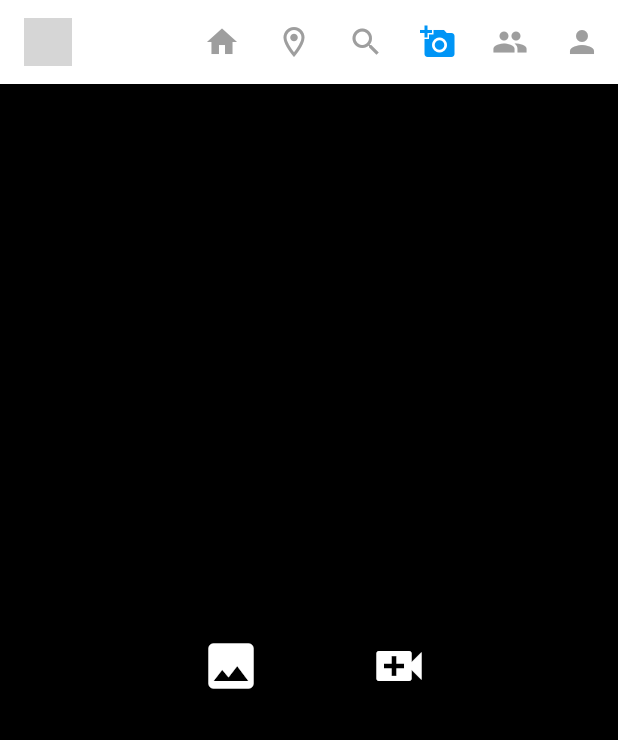
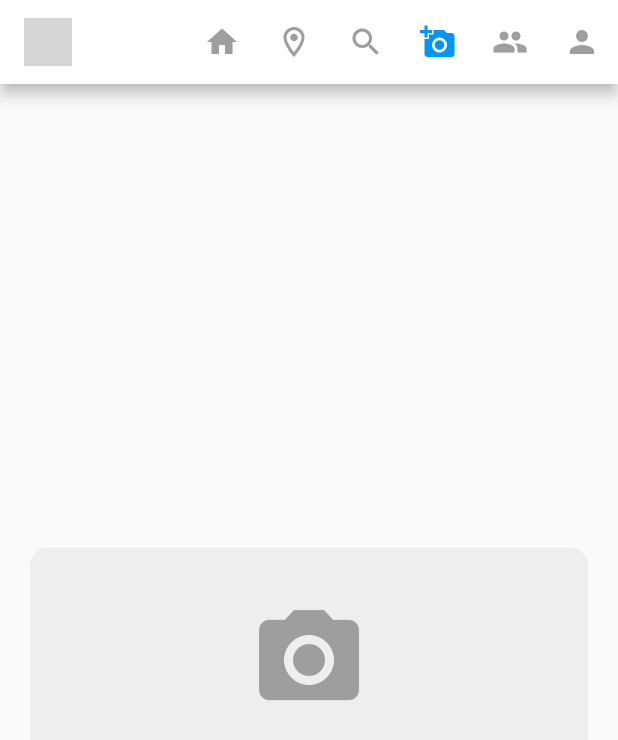
Before and after one commit to stanley0212/yomate, a Flutter app: the WebScreenLayout screen opened directly, swiped to page 4, on a phone screen of 412 x 824 dp. Shown: the top 740 px of the screen. Run offline on Flutter 3.47's test engine with Material 2 defaults, Android fonts, the phone set to English and light mode, and no system bars; our stand-ins replace bloc, carousel_slider, cloud_firestore, file_picker, firebase_auth, firebase_core and 9 more; missing offline and left inert: cupertino_list_tile, custom_info_window; accounts and stored records are empty; network calls fail; project files that could hold a hidden picture were left out; grey boxes are pictures that could not be loaded.

Commit message:
add multi image picker function

```diff
--- /dev/null
+++ b/lib/bloc/bloc/product_bloc.dart
@@ -0,0 +1,22 @@
+import 'package:bloc/bloc.dart';
+import 'package:image_picker/image_picker.dart';
+import 'package:meta/meta.dart';
+
+part 'product_event.dart';
+part 'product_state.dart';
+
+class ProductBloc extends Bloc<ProductEvent, ProductState> {
+  ProductBloc() : super(ProductState()) {
+    on<onSelectMultipleImageEvent>((_onSelectMultipleImages));
+    on<onUnSelectMultipleImageEvent>((_onUnSelectMultipleImages));
+  }
+  Future<void> _onSelectMultipleImages(
+      onSelectMultipleImageEvent event, Emitter<ProductState> emit) async {
+    emit(state.copywith(images: event.images));
+  }
+
+  Future<void> _onUnSelectMultipleImages(
+      onUnSelectMultipleImageEvent event, Emitter<ProductState> emit) async {
+    emit(state.copywith(images: []));
+  }
+}
--- /dev/null
+++ b/lib/bloc/bloc/product_event.dart
@@ -0,0 +1,12 @@
+part of 'product_bloc.dart';
+
+@immutable
+abstract class ProductEvent {}
+
+class onSelectMultipleImageEvent extends ProductEvent {
+  final List<XFile> images;
+
+  onSelectMultipleImageEvent(this.images);
+}
+
+class onUnSelectMultipleImageEvent extends ProductEvent {}
--- /dev/null
+++ b/lib/bloc/bloc/product_state.dart
@@ -0,0 +1,11 @@
+part of 'product_bloc.dart';
+
+@immutable
+class ProductState {
+  final List<XFile>? images;
+
+  ProductState({this.images});
+
+  ProductState copywith({List<XFile>? images}) =>
+      ProductState(images: images ?? this.images);
+}
--- /dev/null
+++ b/lib/screens/new_multi_images.dart
@@ -0,0 +1,83 @@
+import 'dart:io';
+import 'package:flutter/material.dart';
+import 'package:flutter_bloc/flutter_bloc.dart';
+import 'package:image_picker/image_picker.dart';
+import 'package:yomate/bloc/bloc/product_bloc.dart';
+import 'package:yomate/main.dart';
+
+void main() {
+  runApp(const MyApp());
+}
+
+class MultiImagesUploadScreen extends StatelessWidget {
+  const MultiImagesUploadScreen({Key? key}) : super(key: key);
+
+  @override
+  Widget build(BuildContext context) {
+    return MaterialApp(
+      title: 'Test',
+      theme: ThemeData(primaryColor: Colors.blue),
+      home: BlocProvider(
+        create: (context) => ProductBloc(),
+        child: UploadHomePage(),
+      ),
+    );
+  }
+}
+
+class UploadHomePage extends StatefulWidget {
+  const UploadHomePage({Key? key}) : super(key: key);
+
+  @override
+  State<UploadHomePage> createState() => _UploadHomePageState();
+}
+
+class _UploadHomePageState extends State<UploadHomePage> {
+  @override
+  Widget build(BuildContext context) {
+    final productBloc = BlocProvider.of<ProductBloc>(context);
+    return Scaffold(
+      body: Center(
+        child: InkWell(
+          onTap: () async {
+            final ImagePicker _picker = ImagePicker();
+            final List<XFile>? images = await _picker.pickMultiImage();
+            if (images != null) {
+              productBloc.add(onSelectMultipleImageEvent(images));
+            }
+          },
+          child: Container(
+            alignment: Alignment.center,
+            margin: EdgeInsets.symmetric(horizontal: 20),
+            height: 150,
+            decoration: BoxDecoration(
+              color: Colors.grey[200],
+              borderRadius: BorderRadius.circular(12.0),
+            ),
+            child: BlocBuilder<ProductBloc, ProductState>(
+                builder: (context, state) => state.images != null
+                    ? ListView.builder(
+                        scrollDirection: Axis.horizontal,
+                        padding: EdgeInsets.symmetric(vertical: 5),
+                        itemCount: state.images!.length,
+                        itemBuilder: (_, i) => Container(
+                              height: 100,
+                              width: 120,
+                              margin: EdgeInsets.only(left: 3.0, right: 3.0),
+                              decoration: BoxDecoration(
+                                  image: DecorationImage(
+                                image: FileImage(File(state.images![i].path)),
+                                fit: BoxFit.cover,
+                              )),
+                            ))
+                    : Icon(
+                        Icons.photo_camera,
+                        size: 80,
+                        color: Colors.grey,
+                      )),
+          ),
+        ),
+      ),
+    );
+  }
+}
--- a/lib/utils/global_variables.dart
+++ b/lib/utils/global_variables.dart
@@ -8,6 +8,7 @@ import 'package:yomate/screens/profile_screen.dart';
 import 'package:yomate/screens/search_screen.dart';
 
 import '../screens/add_post.dart';
+import '../screens/new_multi_images.dart';
 
 const webScreenSize = 600;
 
@@ -17,7 +18,8 @@ List<Widget> homeScreenItems = [
   // CampsiteScreen(),
   //Text('Campsite'),
   SearchScreen(),
-  AddPostScreen(),
+  //AddPostScreen(),
+  MultiImagesUploadScreen(),
   GroupScreen(),
   ProfileScreen(
     uid: FirebaseAuth.instance.currentUser!.uid,
--- a/pubspec.yaml
+++ b/pubspec.yaml
@@ -41,6 +41,7 @@ dependencies:
   firebase_storage: ^10.2.9
   flutter:
     sdk: flutter
+  flutter_bloc: ^8.0.1
   flutter_geocoder: ^0.2.2-nullsafety
   flutter_polyline_points: ^1.0.0
   flutter_staggered_grid_view: ^0.4.0
```
Also changed, not shown: lib/screens/campsite_googlemap_screen.dart (+14 -5 lines), pubspec.lock.
